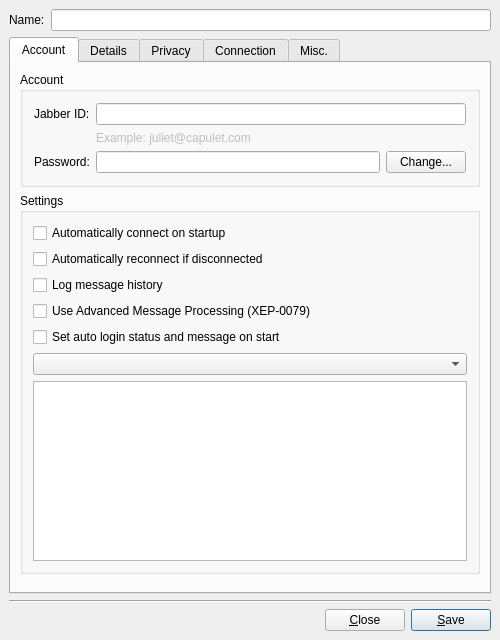
Qt form main/synapse-im/src/accountmodify.ui (BackupTheBerlios/synapse-xmpp-svn) before a commit.
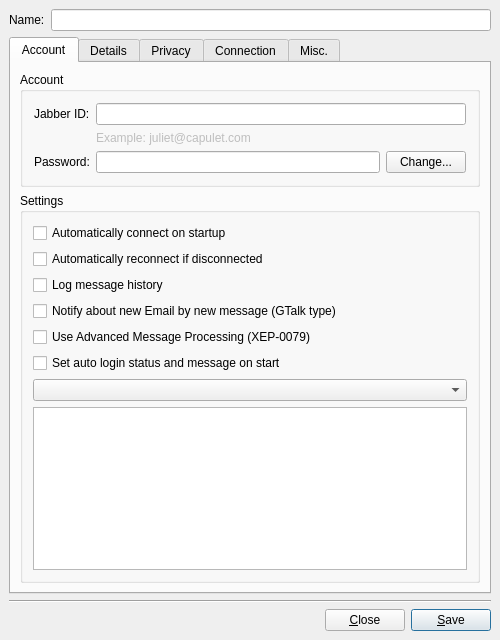
The same form after that commit. Custom widgets are drawn as their Qt base class.

Commit message: Ability to disable info message about new emails on GMail.

Patch:
```diff
--- a/main/synapse-im/src/accountmodify.ui
+++ b/main/synapse-im/src/accountmodify.ui
@@ -164,6 +164,13 @@
             </property>
            </widget>
           </item>
+          <item>
+           <widget class="QCheckBox" name="ck_newMail" >
+            <property name="text" >
+             <string>Notify about new Email by new message (GTalk type)</string>
+            </property>
+           </widget>
+          </item>
           <item>
            <widget class="QCheckBox" name="ck_amp" >
             <property name="text" >
```
Left out of the diff: 15 changed lines with no effect on the pictures. Lines whose indentation alone changed are shown as unchanged. The commit also changes 6 other files.
